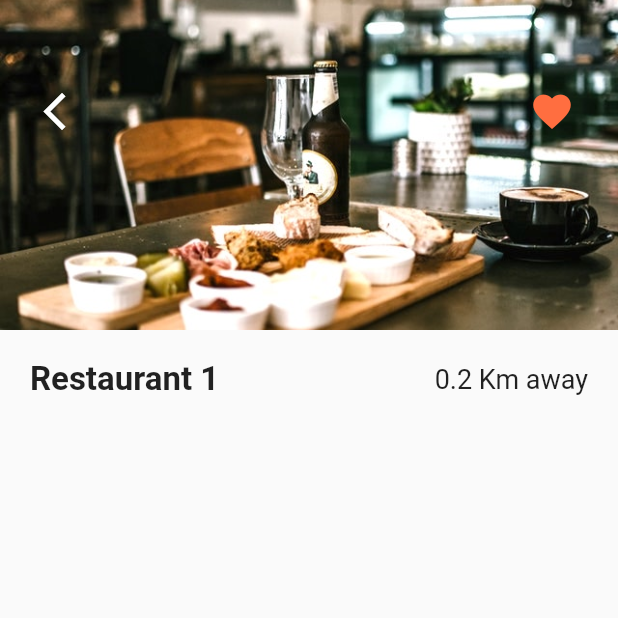
After one commit to azazelyash/food_delivery_app, a Flutter app: the screen it shows after launch, after a tap on "Restaurant 1", on a phone screen of 412 x 824 dp, the top half of it. The commit adds this screen. Run offline on Flutter 3.47's test engine with Material 2 defaults, Android fonts, the phone set to English and light mode, and no system bars.

Commit message:
Added Restaurant Screen

```diff
--- a/lib/Screens/home_screen.dart
+++ b/lib/Screens/home_screen.dart
@@ -1,4 +1,5 @@
 import 'package:flutter/material.dart';
+import 'package:flutter_food_delivery_ui/Screens/restaurant_screen.dart';
 import 'package:flutter_food_delivery_ui/data/data.dart';
 import 'package:flutter_food_delivery_ui/models/restaurant.dart';
 import 'package:flutter_food_delivery_ui/widgets/rating_stars.dart';
@@ -14,7 +15,16 @@ class _HomeScreenState extends State<HomeScreen> {
     List<Widget> restaurantList = [];
     restaurants.forEach((Restaurant restaurant) {
       restaurantList.add(
-        Container(
+        GestureDetector(
+          onTap: () {
+            Navigator.push(
+              context,
+              MaterialPageRoute(
+                builder: (_) => RestaurantScreen(restaurant: restaurant),
+              ),
+            );
+          },
+          child: Container(
             margin: EdgeInsets.symmetric(horizontal: 20.0, vertical: 10.0),
             decoration: BoxDecoration(
               color: Colors.white,
@@ -28,11 +38,14 @@ class _HomeScreenState extends State<HomeScreen> {
               children: <Widget>[
                 ClipRRect(
                   borderRadius: BorderRadius.circular(15.0),
+                  child: Hero(
+                    tag: restaurant.imageUrl,
                     child: Image(
                       image: AssetImage(restaurant.imageUrl),
                       height: 150.0,
                       width: 150.0,
                       fit: BoxFit.cover,
+                    ),
                   ),
                 ),
                 Expanded(
@@ -81,6 +94,7 @@ class _HomeScreenState extends State<HomeScreen> {
                   ),
                 ),
               ],
+            ),
           ),
         ),
       );
--- /dev/null
+++ b/lib/Screens/restaurant_screen.dart
@@ -0,0 +1,87 @@
+import 'package:flutter/material.dart';
+import 'package:flutter_food_delivery_ui/models/restaurant.dart';
+
+class RestaurantScreen extends StatefulWidget {
+  final Restaurant restaurant;
+  RestaurantScreen({this.restaurant});
+
+  @override
+  State<RestaurantScreen> createState() => _RestaurantScreenState();
+}
+
+class _RestaurantScreenState extends State<RestaurantScreen> {
+  @override
+  Widget build(BuildContext context) {
+    return Scaffold(
+      body: Column(
+        children: <Widget>[
+          Stack(
+            children: <Widget>[
+              Hero(
+                tag: widget.restaurant.imageUrl,
+                child: Image(
+                  height: 220.0,
+                  width: MediaQuery.of(context).size.width,
+                  fit: BoxFit.cover,
+                  image: AssetImage(
+                    widget.restaurant.imageUrl,
+                  ),
+                ),
+              ),
+              Padding(
+                padding: const EdgeInsets.symmetric(
+                  horizontal: 20.0,
+                  vertical: 50.0,
+                ),
+                child: Row(
+                  mainAxisAlignment: MainAxisAlignment.spaceBetween,
+                  children: <Widget>[
+                    IconButton(
+                      onPressed: () => Navigator.pop(context),
+                      icon: Icon(
+                        Icons.arrow_back_ios,
+                        color: Colors.white,
+                        size: 30.0,
+                      ),
+                    ),
+                    IconButton(
+                      onPressed: () {},
+                      icon: Icon(
+                        Icons.favorite,
+                        color: Theme.of(context).primaryColor,
+                        size: 30.0,
+                      ),
+                    ),
+                  ],
+                ),
+              ),
+            ],
+          ),
+          Padding(
+            padding: const EdgeInsets.all(20.0),
+            child: Column(
+              children: <Widget>[
+                Row(
+                  mainAxisAlignment: MainAxisAlignment.spaceBetween,
+                  children: <Widget>[
+                    Text(
+                      widget.restaurant.name,
+                      style: TextStyle(
+                        fontWeight: FontWeight.w600,
+                        fontSize: 22.0,
+                      ),
+                    ),
+                    Text(
+                      '0.2 Km away',
+                      style: TextStyle(fontSize: 18.0),
+                    ),
+                  ],
+                ),
+              ],
+            ),
+          ),
+        ],
+      ),
+    );
+  }
+}
```
Lines whose indentation alone changed are shown as unchanged.
